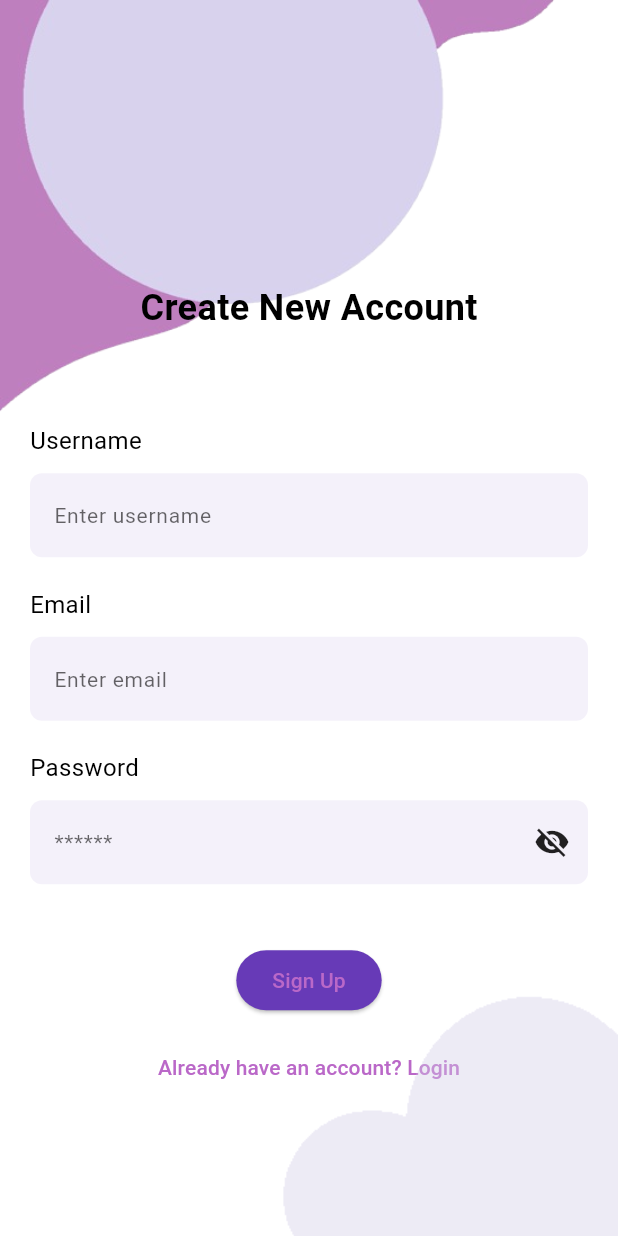
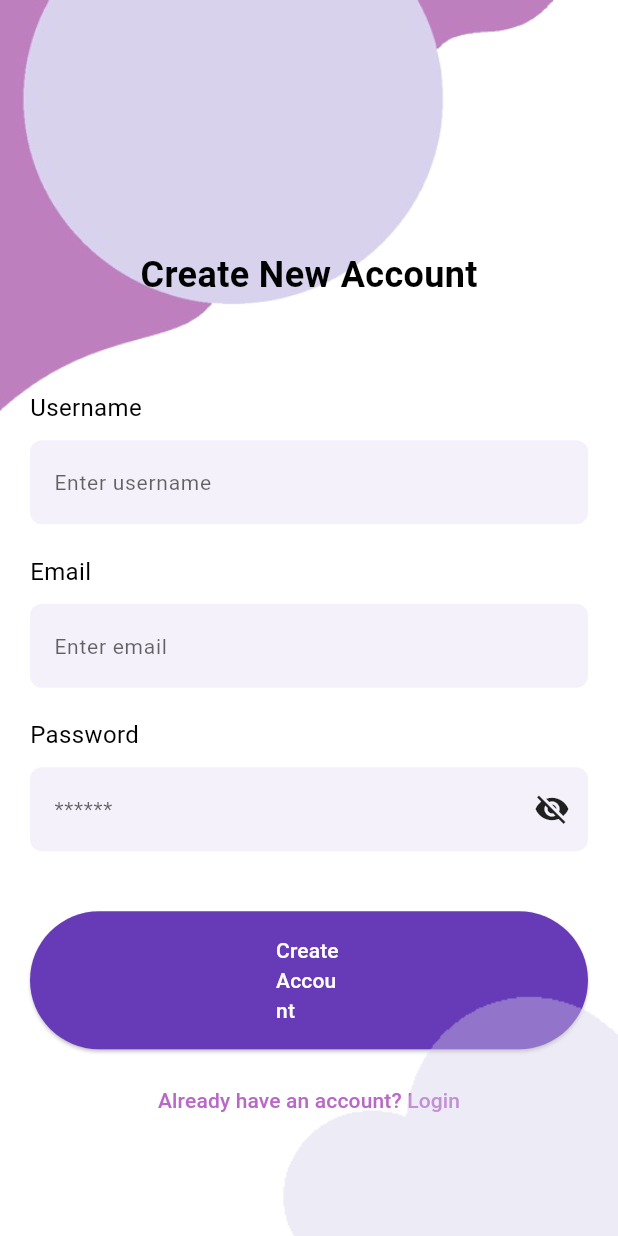
Before and after one commit to mahum98/social-app, a Flutter app: the SignUpPage screen opened directly, on a phone screen of 412 x 824 dp. Run offline on Flutter 3.47's test engine with Material 3 defaults, Android fonts, the phone set to English and light mode, and no system bars; our stand-ins replace cloud_firestore, firebase_auth, firebase_core, firebase_storage, fluttertoast, image_picker; accounts and stored records are empty.

Commit message:
UI changes
Signed-off-by: mahum98 <mahum985@gmail.com>

```diff
--- a/lib/auth/signup_page.dart
+++ b/lib/auth/signup_page.dart
@@ -111,7 +111,14 @@ class _SignUpPageState extends State<SignUpPage> {
                 SizedBox(height: 40),
                 ElevatedButton(
                   onPressed: _signUp,
-                  child: Text("Sign Up"),
+                  style: ElevatedButton.styleFrom(
+                    padding: const EdgeInsets.symmetric(vertical: 16.0, horizontal: 164.0),
+                    // minimumSize: Size(150, 50),
+                  ),
+                  child: Text(
+                    "Create Account",
+                    style: TextStyle(color: Theme.of(context).colorScheme.onPrimary),
+                  ),
                 ),
                 SizedBox(height: 10),
                 TextButton(
@@ -129,7 +136,7 @@ class _SignUpPageState extends State<SignUpPage> {
             child: Opacity(
               opacity: 0.4,
               child: Image.asset(
-                bottomImage, // Update with actual asset path
+                bottomImage,
                 width: 250,
               ),
             ),
--- a/lib/pages/homepage.dart
+++ b/lib/pages/homepage.dart
@@ -48,7 +48,8 @@ class _HomePageState extends State<HomePage> {
   Widget build(BuildContext context) {
     return Scaffold(
       body: _pages[_selectedIndex], // Display selected page
-      bottomNavigationBar: BottomNavigationBar(
+      bottomNavigationBar: BottomNavigationBar
+        (
         currentIndex: _selectedIndex,
         onTap: _onItemTapped, // Navigate to selected page
         items: const [
--- a/lib/pages/searched_profile.dart
+++ b/lib/pages/searched_profile.dart
@@ -152,7 +152,7 @@ class _SearchedProfileState extends State<SearchedProfile> {
                       if (_isRequested) // Show check icon if requested
                         const Icon(Icons.check),
                       if (_isRequested) const SizedBox(width: 5),
-                      Text(_isRequested ? "Requested" : "Add Friend"), // Change text based on state
+                      Text(_isRequested ? "Requested" : "Add Friend", style: TextStyle(color: Theme.of(context).colorScheme.onPrimary ),), // Change text based on state
                     ],
                   ),
                 ),
--- a/lib/themes/dark_mode.dart
+++ b/lib/themes/dark_mode.dart
@@ -13,7 +13,7 @@ ThemeData darkMode = ThemeData(
   scaffoldBackgroundColor: Colors.black,
   appBarTheme: AppBarTheme(
     backgroundColor: Colors.purple[600]!,
-    elevation: 0,
+    elevation: 10,
   ),
   bottomNavigationBarTheme: BottomNavigationBarThemeData(
     backgroundColor: Colors.black,
--- a/lib/themes/light_mode.dart
+++ b/lib/themes/light_mode.dart
@@ -7,7 +7,7 @@ ThemeData lightMode = ThemeData(
     surface: Colors.deepPurple, // Calendar background
     background: Colors.white, // General background
     onPrimary: Colors.white, // Icons and text on primary
-    onSecondary: Colors.black, // Text inside cards
+    onSecondary: Colors.black87, // Text inside cards
     onSurface: Colors.black, // Text on Calendar, Event details
   ),
   scaffoldBackgroundColor: Colors.white,
```
Also changed, not shown: lib/auth/login.dart (+8 -1 lines), lib/pages/profile_page.dart (+28 -13 lines).
